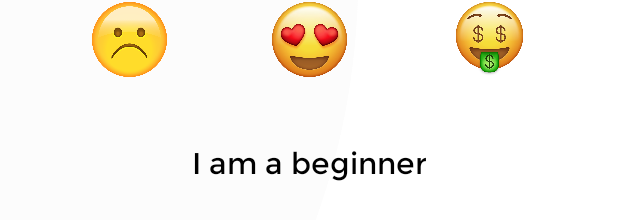
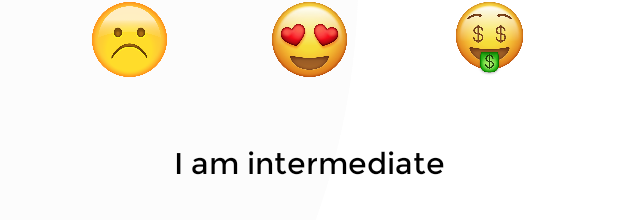
Before and after one commit to boraaltinok/30DayBelly, an Android app: the layout get_fitness_level.xml on its own in the app's theme, with its tools: preview values and no code run, on a phone screen of 412 x 824 dp. Shown: the part 708-928 px from the top of the screen. Run offline under Robolectric (Android 15) with nearby library versions, the phone set to English and light mode, and no system bars.

Commit message:
Changed faulty emoji page.

```diff
--- a/app/src/main/java/com/example/a30daybellytransformation/ViewAdapter.java
+++ b/app/src/main/java/com/example/a30daybellytransformation/ViewAdapter.java
@@ -75,6 +75,11 @@ class ViewAdapter extends PagerAdapter {
             emoji1 = view.findViewById(R.id.ic_emoji1);
             emoji2 = view.findViewById(R.id.ic_emoji2);
             emoji3 = view.findViewById(R.id.ic_emoji3);
+            sb_fitnessLevel.setProgress(50);
+            emoji1.setImageResource(R.drawable.blank);
+            emoji1.setBackgroundColor(Color.TRANSPARENT);
+            emoji3.setImageResource(R.drawable.blank);
+            emoji3.setBackgroundColor(Color.TRANSPARENT);
             sb_fitnessLevel.setOnSeekBarChangeListener(new SeekBar.OnSeekBarChangeListener() {
                 int i = 0;
                 int level = 1;
@@ -90,6 +95,7 @@ class ViewAdapter extends PagerAdapter {
                     else if ( i >= 33 && i < 70){
 
                         level = 2;
+                        text_levelStatus.setText("I am advanced");
 
 
                     }
--- a/app/src/main/java/com/example/a30daybellytransformation/createUser.java
+++ b/app/src/main/java/com/example/a30daybellytransformation/createUser.java
@@ -62,7 +62,7 @@ public class createUser extends AppCompatActivity {
         Type type = new TypeToken<User>() {}.getType();
         user = gson.fromJson(json, type);
 
-        if(user == null)
+       /* if(user == null)
         {
             user = new User();
         }
@@ -70,7 +70,7 @@ public class createUser extends AppCompatActivity {
         {
             Intent in = new Intent(createUser.this, program_main.class);
             startActivity(in);
-        }
+        }*/
     }
 
     private void saveData()
--- a/app/src/main/res/layout/get_fitness_level.xml
+++ b/app/src/main/res/layout/get_fitness_level.xml
@@ -87,7 +87,7 @@
         android:id="@+id/tv_levelStatus"
         android:layout_width="wrap_content"
         android:layout_height="wrap_content"
-        android:text="I am a beginner"
+        android:text="I am intermediate"
         android:textSize="20dp"
         android:textColor="@android:color/black"
         app:layout_constraintBottom_toBottomOf="parent"
```
